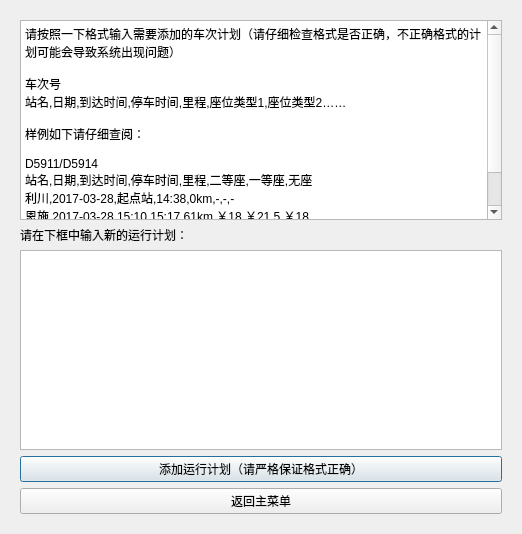
Old version of the form Client/UI/TrainUI/addplansimple.ui in the repository TimerChen/TrainTickets.
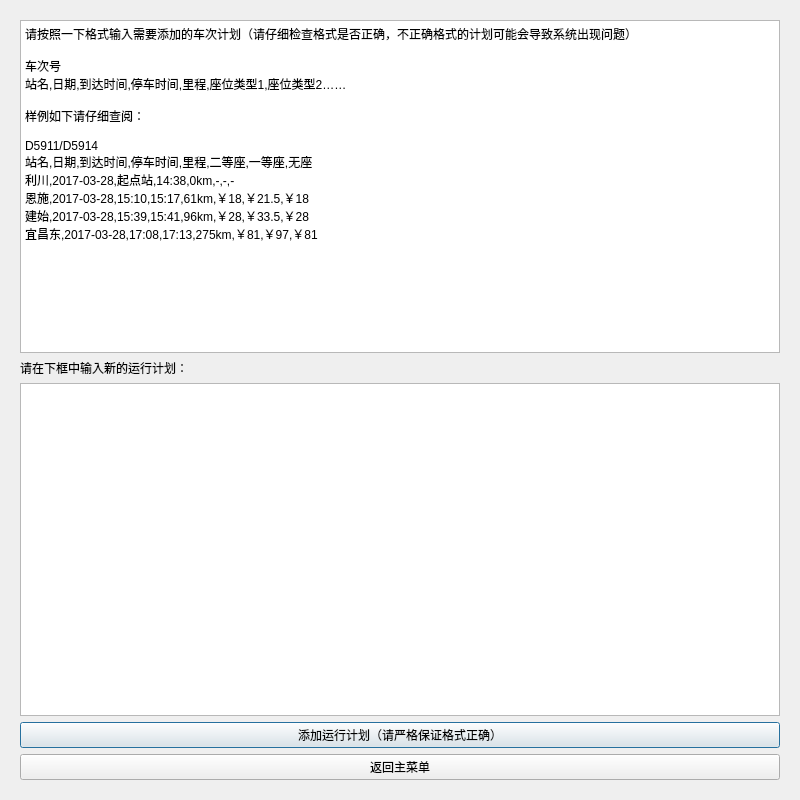
New version of the form.

```diff
--- a/Client/UI/TrainUI/addplansimple.ui
+++ b/Client/UI/TrainUI/addplansimple.ui
@@ -6,8 +6,8 @@
    <rect>
     <x>0</x>
     <y>0</y>
-    <width>522</width>
-    <height>534</height>
+    <width>800</width>
+    <height>800</height>
    </rect>
   </property>
   <property name="windowTitle">
```
